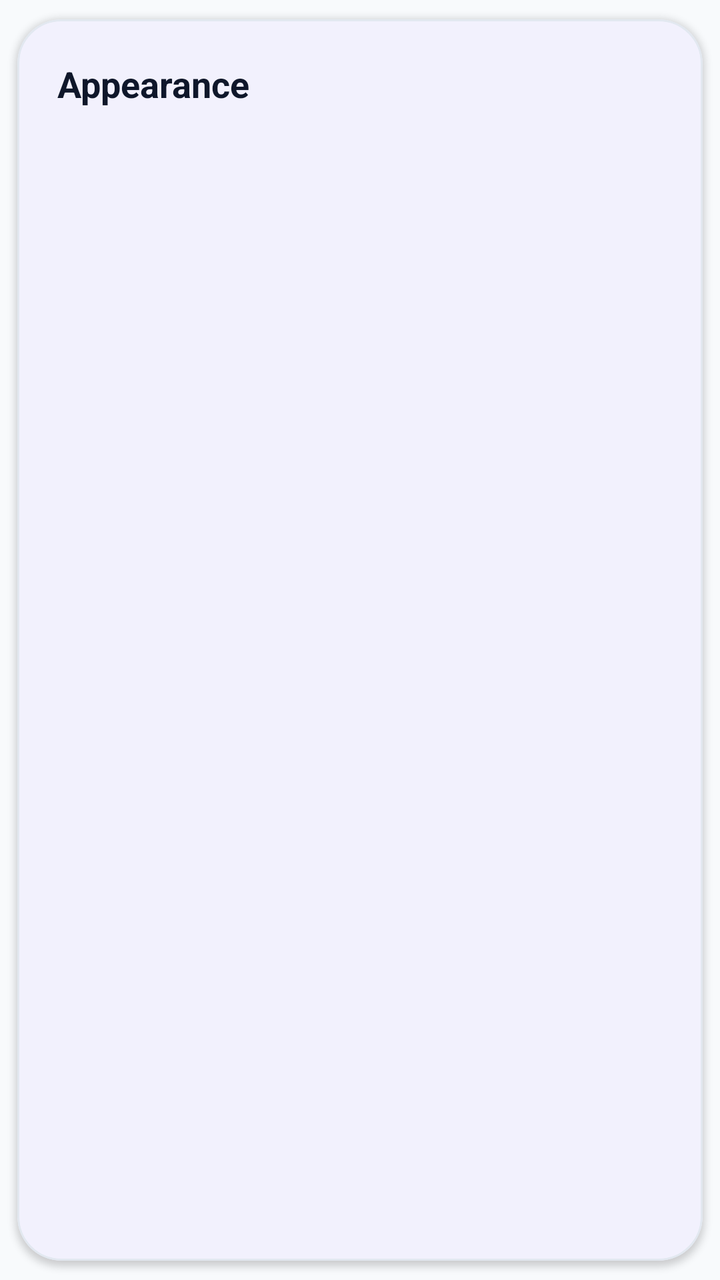
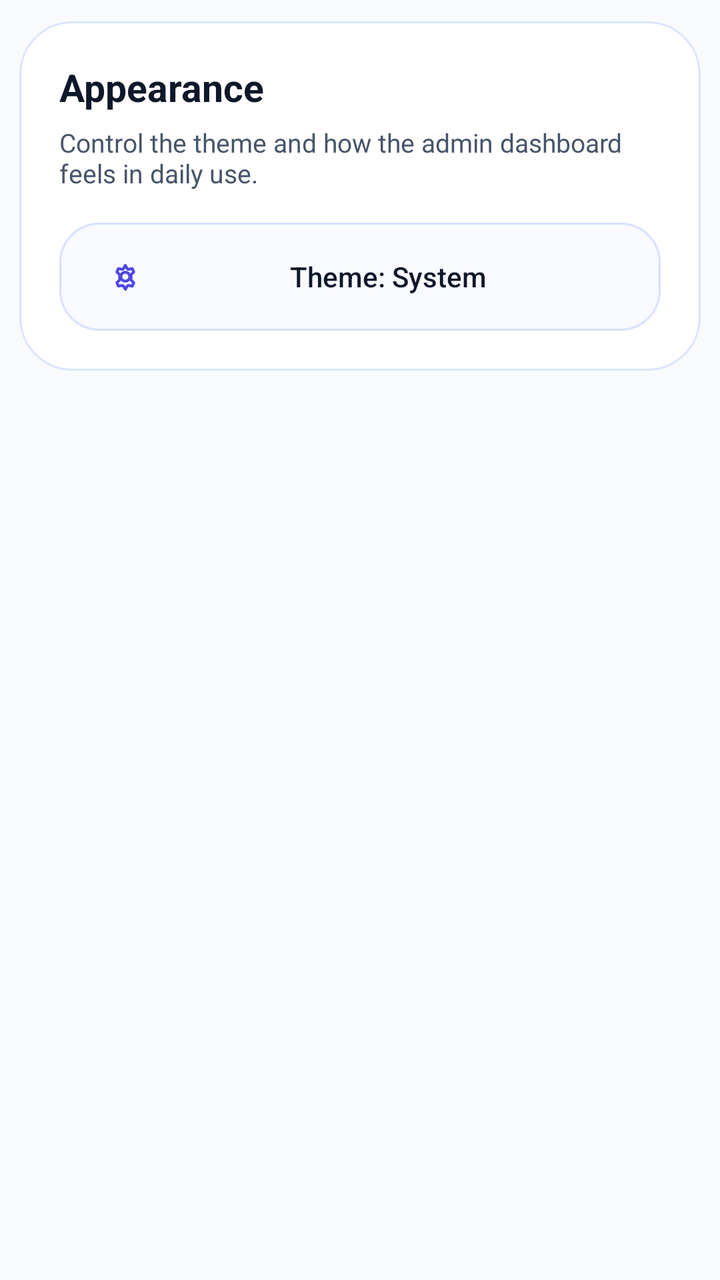

Before-and-after screenshots of an Android layout around one commit, followed by the original layout XML and the change that was made.
<!-- AndroidManifest.xml: application theme Theme.VirtualLabAdmin -->
<!-- res/layout/item_settings_appearance.xml -->
<?xml version="1.0" encoding="utf-8"?>
<com.google.android.material.card.MaterialCardView xmlns:android="http://schemas.android.com/apk/res/android"
    xmlns:app="http://schemas.android.com/apk/res-auto"
    style="@style/Widget.VirtualLab.Card"
    android:layout_width="match_parent"
    android:layout_height="wrap_content"
    android:layout_marginTop="@dimen/space_md">
    <LinearLayout android:layout_width="match_parent" android:layout_height="wrap_content" android:orientation="vertical" android:padding="@dimen/space_lg">
        <TextView android:layout_width="wrap_content" android:layout_height="wrap_content" android:text="Appearance" android:textColor="@color/text_primary" android:textSize="18sp" android:textStyle="bold" />
        <com.google.android.material.button.MaterialButton android:id="@+id/themeModeBtn" style="@style/Widget.Material3.Button.OutlinedButton" android:layout_width="match_parent" android:layout_height="@dimen/btn_h" android:layout_marginTop="@dimen/space_md" android:text="Theme - Light Mode" android:visibility="gone" />
    </LinearLayout>
</com.google.android.material.card.MaterialCardView>
<!-- resources referenced by this layout -->
<resources>
  <color name="text_primary">#0F172A</color>
  <dimen name="btn_h">54dp</dimen>
  <dimen name="space_lg">20dp</dimen>
  <dimen name="space_md">16dp</dimen>
  <style name="Widget.VirtualLab.Card" parent="Widget.Material3.CardView.Outlined">
          <item name="cardBackgroundColor">@color/bg_surface</item>
          <item name="strokeColor">@color/stroke</item>
          <item name="strokeWidth">1dp</item>
          <item name="cardCornerRadius">@dimen/radius_lg</item>
          <item name="cardElevation">2dp</item>
          <item name="cardUseCompatPadding">true</item>
      </style>
  <color name="bg_surface">#FFFFFF</color>
  <color name="stroke">#E2E8F0</color>
  <dimen name="radius_lg">22dp</dimen>
  <color name="brand">#4F46E5</color>
  <color name="bg_dark">#F8FAFC</color>
  <color name="text_muted">#475569</color>
  <style name="Widget.VirtualLab.Button" parent="Widget.Material3.Button">
          <item name="android:textAllCaps">false</item>
          <item name="android:insetLeft">0dp</item>
          <item name="android:insetRight">0dp</item>
          <item name="android:insetTop">0dp</item>
          <item name="android:insetBottom">0dp</item>
          <item name="android:minHeight">@dimen/btn_h</item>
          <item name="cornerRadius">@dimen/radius_lg</item>
          <item name="android:letterSpacing">0</item>
          <item name="elevation">0dp</item>
      </style>
  <style name="Widget.VirtualLab.TextInputLayout.Outlined" parent="Widget.Material3.TextInputLayout.OutlinedBox">
          <item name="boxStrokeColor">@color/stroke</item>
          <item name="hintTextColor">@color/text_muted</item>
          <item name="boxStrokeWidth">1dp</item>
          <item name="boxStrokeWidthFocused">2dp</item>
          <item name="boxCornerRadiusTopStart">@dimen/radius_lg</item>
          <item name="boxCornerRadiusTopEnd">@dimen/radius_lg</item>
          <item name="boxCornerRadiusBottomStart">@dimen/radius_lg</item>
          <item name="boxCornerRadiusBottomEnd">@dimen/radius_lg</item>
          <item name="boxBackgroundColor">@android:color/white</item>
      </style>
  <!-- unchanged entries left out for length: 1 -->
</resources>

<!-- the commit's change to res/layout/item_settings_appearance.xml (unified diff, before → after) -->
@@ -1,12 +1,52 @@
 <?xml version="1.0" encoding="utf-8"?>
 <com.google.android.material.card.MaterialCardView xmlns:android="http://schemas.android.com/apk/res/android"
     xmlns:app="http://schemas.android.com/apk/res-auto"
-    style="@style/Widget.VirtualLab.Card"
     android:layout_width="match_parent"
     android:layout_height="wrap_content"
-    android:layout_marginTop="@dimen/space_md">
-    <LinearLayout android:layout_width="match_parent" android:layout_height="wrap_content" android:orientation="vertical" android:padding="@dimen/space_lg">
-        <TextView android:layout_width="wrap_content" android:layout_height="wrap_content" android:text="Appearance" android:textColor="@color/text_primary" android:textSize="18sp" android:textStyle="bold" />
-        <com.google.android.material.button.MaterialButton android:id="@+id/themeModeBtn" style="@style/Widget.Material3.Button.OutlinedButton" android:layout_width="match_parent" android:layout_height="@dimen/btn_h" android:layout_marginTop="@dimen/space_md" android:text="Theme - Light Mode" android:visibility="gone" />
+    android:layout_marginTop="@dimen/space_md"
+    app:cardBackgroundColor="@android:color/transparent"
+    app:cardCornerRadius="26dp"
+    app:cardElevation="0dp"
+    app:strokeColor="@android:color/transparent">
+
+    <LinearLayout
+        android:layout_width="match_parent"
+        android:layout_height="wrap_content"
+        android:background="@drawable/bg_settings_glass_card"
+        android:orientation="vertical"
+        android:padding="20dp">
+
+        <TextView
+            android:layout_width="wrap_content"
+            android:layout_height="wrap_content"
+            android:text="Appearance"
+            android:textColor="@color/text_primary"
+            android:textSize="19sp"
+            android:textStyle="bold" />
+
+        <TextView
+            android:layout_width="match_parent"
+            android:layout_height="wrap_content"
+            android:layout_marginTop="6dp"
+            android:text="Control the theme and how the admin dashboard feels in daily use."
+            android:textColor="@color/text_muted"
+            android:textSize="13sp" />
+
+        <com.google.android.material.button.MaterialButton
+            android:id="@+id/themeModeBtn"
+            style="@style/Widget.Material3.Button.OutlinedButton"
+            android:layout_width="match_parent"
+            android:layout_height="@dimen/btn_h"
+            android:layout_marginTop="16dp"
+            android:insetTop="0dp"
+            android:insetBottom="0dp"
+            android:text="Theme: System"
+            android:textColor="@color/text_primary"
+            app:backgroundTint="#F8FAFF"
+            app:cornerRadius="20dp"
+            app:icon="@drawable/ic_settings_24"
+            app:iconPadding="10dp"
+            app:iconTint="@color/brand"
+            app:strokeColor="#D6E1FF" />
     </LinearLayout>
 </com.google.android.material.card.MaterialCardView>
<!-- resource entries referenced after the edit -->
@@ -2,8 +2,37 @@
 <resources>
   <color name="text_primary">#0F172A</color>
   <dimen name="btn_h">54dp</dimen>
-  <dimen name="space_lg">20dp</dimen>
   <dimen name="space_md">16dp</dimen>
+  <!-- drawable bg_settings_glass_card (drawable) -->
+  <?xml version="1.0" encoding="utf-8"?>
+  <shape xmlns:android="http://schemas.android.com/apk/res/android">
+      <solid android:color="#F9FFFFFF" />
+      <stroke
+          android:width="1dp"
+          android:color="#D9E5FF" />
+      <corners android:radius="26dp" />
+  </shape>
+  <!-- drawable ic_settings_24 (drawable) -->
+  <vector xmlns:android="http://schemas.android.com/apk/res/android"
+      android:width="24dp"
+      android:height="24dp"
+      android:viewportWidth="24"
+      android:viewportHeight="24">
+    <path
+        android:strokeColor="#FF000000"
+        android:strokeWidth="1.9"
+        android:strokeLineCap="round"
+        android:strokeLineJoin="round"
+        android:fillColor="#00000000"
+        android:pathData="M12,4.5 L13.18,6.52 C13.41,6.92 13.87,7.13 14.32,7.05 L16.62,6.62 L17.6,8.87 L15.99,10.56 C15.68,10.88 15.58,11.35 15.74,11.77 C15.91,12.22 15.91,12.72 15.74,13.17 C15.58,13.59 15.68,14.06 15.99,14.38 L17.6,16.07 L16.62,18.32 L14.32,17.89 C13.87,17.81 13.41,18.02 13.18,18.42 L12,20.44 L10.82,18.42 C10.59,18.02 10.13,17.81 9.68,17.89 L7.38,18.32 L6.4,16.07 L8.01,14.38 C8.32,14.06 8.42,13.59 8.26,13.17 C8.09,12.72 8.09,12.22 8.26,11.77 C8.42,11.35 8.32,10.88 8.01,10.56 L6.4,8.87 L7.38,6.62 L9.68,7.05 C10.13,7.13 10.59,6.92 10.82,6.52 Z"/>
+    <path
+        android:strokeColor="#FF000000"
+        android:strokeWidth="1.9"
+        android:strokeLineCap="round"
+        android:strokeLineJoin="round"
+        android:fillColor="#00000000"
+        android:pathData="M12,9 A3,3 0 1,1 12,15 A3,3 0 1,1 12,9"/>
+  </vector>
   <style name="Widget.VirtualLab.Card" parent="Widget.Material3.CardView.Outlined">
           <item name="cardBackgroundColor">@color/bg_surface</item>
           <item name="strokeColor">@color/stroke</item>
